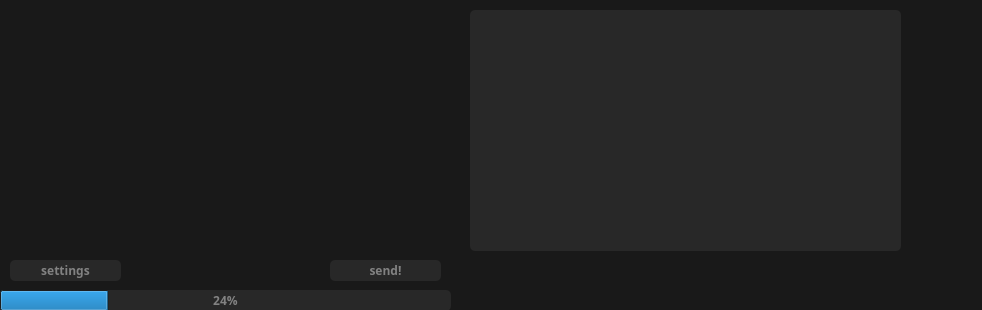
Old version of the form MainUI.ui in the repository HappyAcidRain/SocketThing.
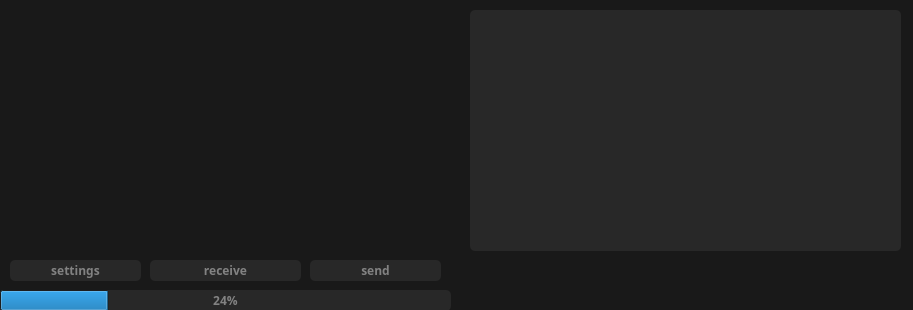
New version of the form. Icons and pictures are not drawn.

Diff of the .ui file:
```diff
--- a/MainUI.ui
+++ b/MainUI.ui
@@ -6,7 +6,7 @@
    <rect>
     <x>0</x>
     <y>0</y>
-    <width>982</width>
+    <width>913</width>
     <height>310</height>
    </rect>
   </property>
@@ -71,9 +71,9 @@
    <widget class="QPushButton" name="btn_send">
     <property name="geometry">
      <rect>
-      <x>330</x>
+      <x>310</x>
       <y>260</y>
-      <width>111</width>
+      <width>131</width>
       <height>21</height>
      </rect>
     </property>
@@ -87,7 +87,7 @@
      </font>
     </property>
     <property name="text">
-     <string>send!</string>
+     <string>send</string>
     </property>
    </widget>
    <widget class="QProgressBar" name="pb_progress">
@@ -173,7 +173,7 @@
      <rect>
       <x>10</x>
       <y>260</y>
-      <width>111</width>
+      <width>131</width>
       <height>21</height>
      </rect>
     </property>
@@ -190,6 +190,28 @@
      <string>settings</string>
     </property>
    </widget>
+   <widget class="QPushButton" name="btn_receive">
+    <property name="geometry">
+     <rect>
+      <x>150</x>
+      <y>260</y>
+      <width>151</width>
+      <height>21</height>
+     </rect>
+    </property>
+    <property name="font">
+     <font>
+      <family>Bahnschrift SemiBold</family>
+      <pointsize>9</pointsize>
+      <weight>75</weight>
+      <italic>false</italic>
+      <bold>true</bold>
+     </font>
+    </property>
+    <property name="text">
+     <string>receive</string>
+    </property>
+   </widget>
   </widget>
  </widget>
  <resources/>
```
